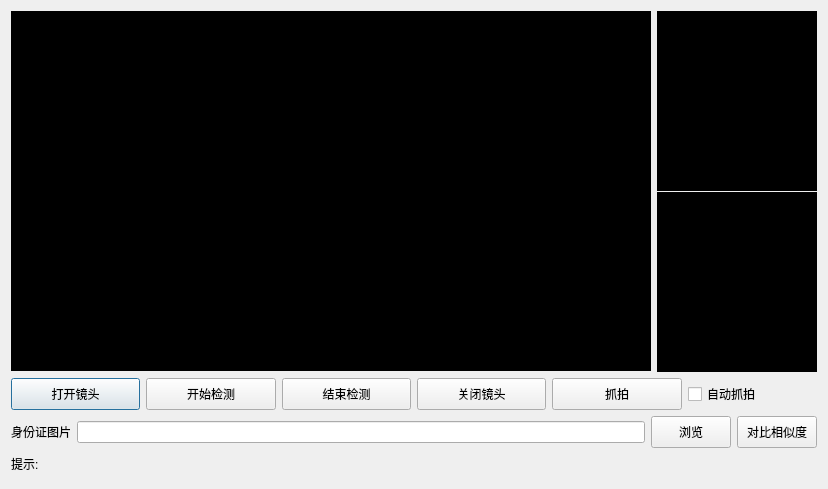
Above: FaceDetect/FaceDetect.ui from leithergit/SSCard_System before the change. Below: the same form after it.
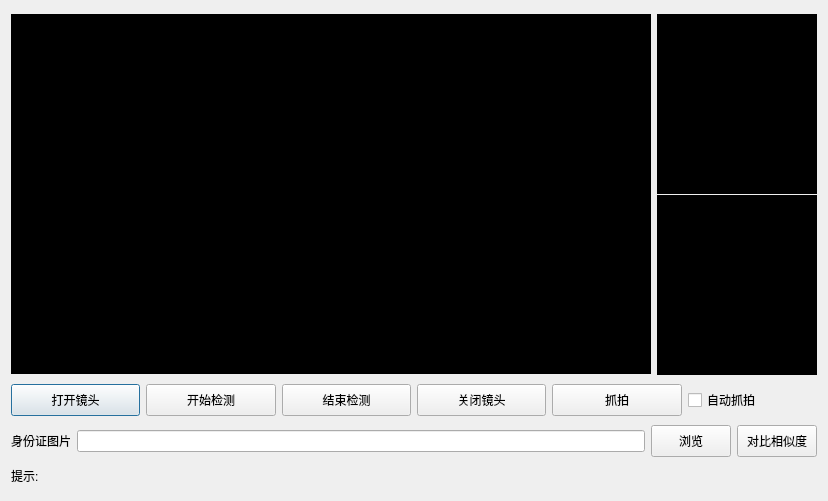
That is the form after the change.

The edit to the form file:
```diff
--- a/FaceDetect/FaceDetect.ui
+++ b/FaceDetect/FaceDetect.ui
@@ -7,7 +7,7 @@
     <x>0</x>
     <y>0</y>
     <width>828</width>
-    <height>489</height>
+    <height>501</height>
    </rect>
   </property>
   <property name="sizePolicy">
```
